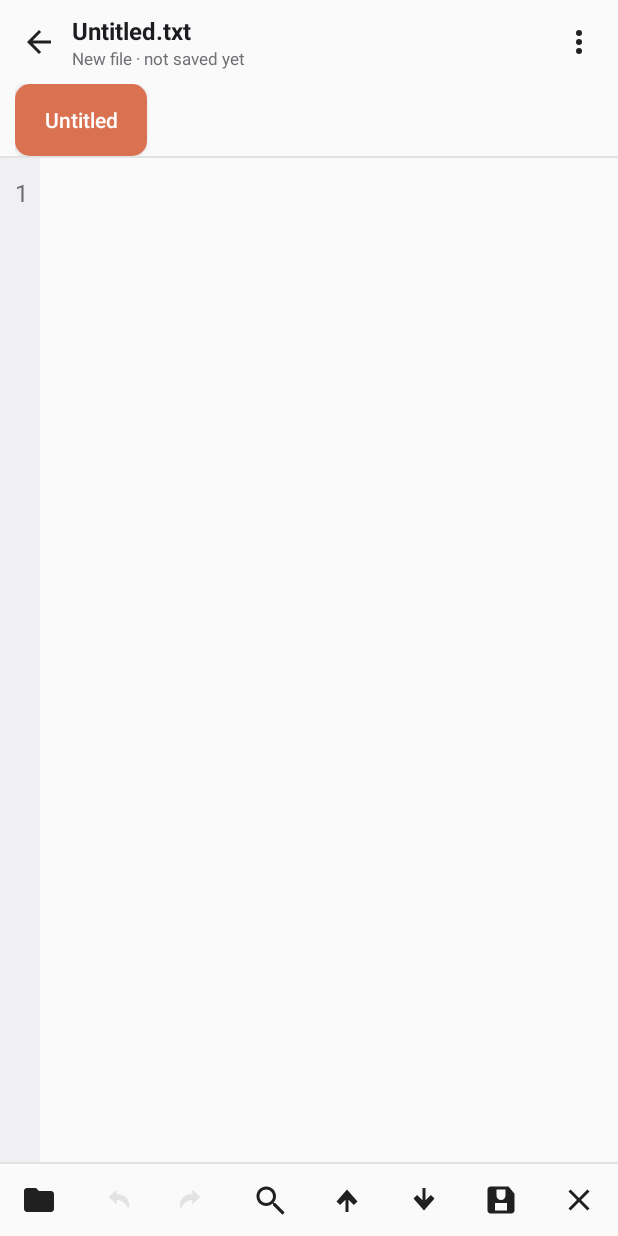
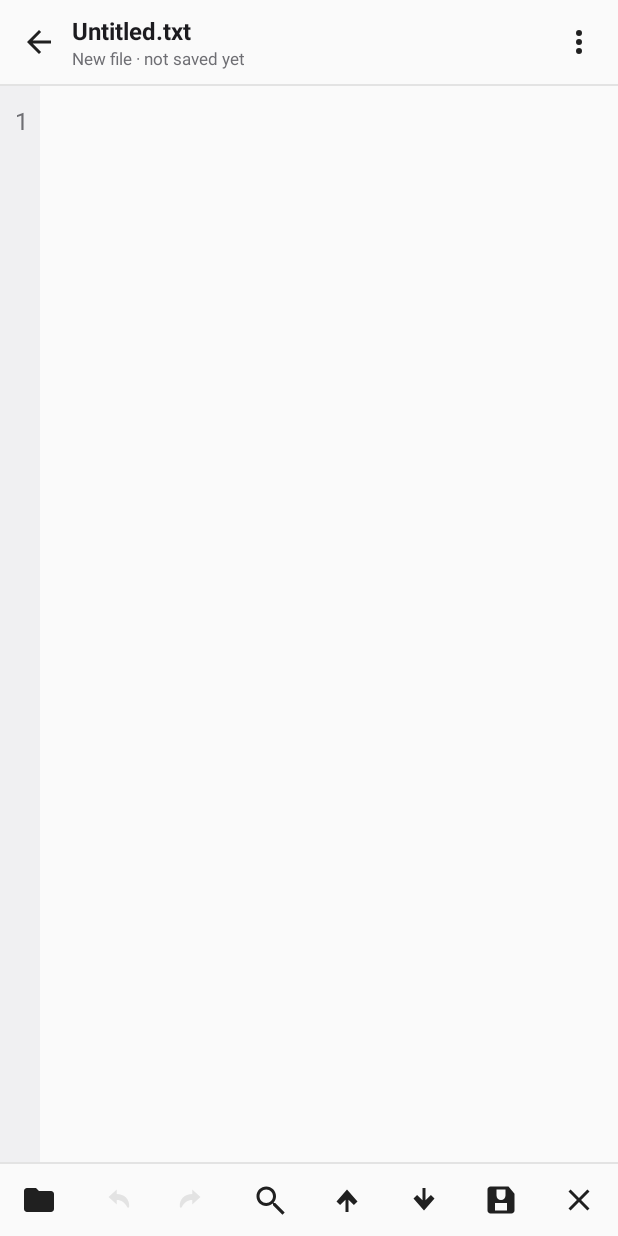
Before and after one commit to kiaashkan/EditNote, an Android app: the EditorActivity screen opened directly, with no data from a screen before it, on a phone screen of 412 x 824 dp. Run offline under Robolectric (Android 15) with nearby library versions, the phone set to English and light mode, and no system bars.

Commit message:
EditNote v1.0.2 — smaller adaptive icon glyph, + speed dial instead of sheet, slim editor tabs (hidden for a single file)

```diff
--- a/app/build.gradle.kts
+++ b/app/build.gradle.kts
@@ -11,8 +11,8 @@ android {
         applicationId = "com.kiaashkan.editnote"
         minSdk = 26
         targetSdk = 34
-        versionCode = 2
-        versionName = "1.0.1"
+        versionCode = 3
+        versionName = "1.0.2"
     }
 
     buildTypes {
--- a/app/src/main/java/com/kiaashkan/editnote/EditorActivity.kt
+++ b/app/src/main/java/com/kiaashkan/editnote/EditorActivity.kt
@@ -400,20 +400,48 @@ class EditorActivity : Activity() {
         val signature = docs.joinToString("|") { "${it.name}:${it.dirty}" } + "@$active"
         if (signature == lastTabSignature) return
         lastTabSignature = signature
+        // The tab strip only earns its space with more than one file open;
+        // a single giant chip under the title was the "orange brick" KiA
+        // flagged as ugly. With one document the header already names it.
+        (tabStrip.parent as? View)?.visibility =
+            if (docs.size > 1) View.VISIBLE else View.GONE
         tabStrip.removeAllViews()
         val density = resources.displayMetrics.density
         docs.forEachIndexed { index, doc ->
-            val chip = Button(this).apply {
-                text = (if (doc.dirty) "* " else "") + doc.name.removeSuffix(".txt")
-                isAllCaps = false
+            val isActive = index == active
+            val fg = if (isActive) palette.onAccent else palette.textPrimary
+            val chip = LinearLayout(this).apply {
+                orientation = LinearLayout.HORIZONTAL
+                gravity = Gravity.CENTER_VERTICAL
+                background = palette.chipDrawable(isActive, density)
                 setPadding(
-                    (14 * density).toInt(), (6 * density).toInt(),
-                    (14 * density).toInt(), (6 * density).toInt()
+                    (12 * density).toInt(), (7 * density).toInt(),
+                    if (isActive) (6 * density).toInt() else (12 * density).toInt(),
+                    (7 * density).toInt()
                 )
-                background = palette.chipDrawable(index == active, density)
-                setTextColor(
-                    if (index == active) palette.onAccent else palette.textPrimary
-                )
+                val nameView = TextView(this@EditorActivity).apply {
+                    text = (if (doc.dirty) "• " else "") +
+                        doc.name.removeSuffix(".txt")
+                    textSize = 13.5f
+                    setTextColor(fg)
+                    isSingleLine = true
+                    ellipsize = android.text.TextUtils.TruncateAt.END
+                    maxWidth = (170 * density).toInt()
+                }
+                addView(nameView)
+                if (isActive) {
+                    val closeView = TextView(this@EditorActivity).apply {
+                        text = "✕"
+                        textSize = 11f
+                        setTextColor(fg)
+                        setPadding(
+                            (8 * density).toInt(), 0,
+                            (5 * density).toInt(), 0
+                        )
+                        setOnClickListener { closeTab(index) }
+                    }
+                    addView(closeView)
+                }
                 setOnClickListener { switchTo(index) }
                 setOnLongClickListener {
                     closeTab(index)
@@ -425,15 +453,6 @@ class EditorActivity : Activity() {
                 LinearLayout.LayoutParams.WRAP_CONTENT
             ).apply { marginEnd = (8 * density).toInt() }
             tabStrip.addView(chip, params)
-        }
-        if (docs.size > 1) {
-            val hint = TextView(this).apply {
-                text = "  long-press a tab to close it"
-                setTextColor(palette.textSecondary)
-                textSize = 11f
-                gravity = Gravity.CENTER_VERTICAL
-            }
-            tabStrip.addView(hint)
         }
     }
 
--- a/app/src/main/res/layout/activity_editor.xml
+++ b/app/src/main/res/layout/activity_editor.xml
@@ -68,7 +68,9 @@
             android:layout_height="wrap_content"
             android:orientation="horizontal"
             android:paddingStart="10dp"
-            android:paddingEnd="10dp" />
+            android:paddingTop="6dp"
+            android:paddingEnd="10dp"
+            android:paddingBottom="6dp" />
     </HorizontalScrollView>
 
     <View
--- a/app/src/main/res/layout/activity_settings.xml
+++ b/app/src/main/res/layout/activity_settings.xml
@@ -290,7 +290,7 @@
             android:layout_height="wrap_content"
             android:layout_marginTop="10dp"
             android:lineSpacingMultiplier="1.3"
-            android:text="EditNote 1.0.1\nA small, offline text editor.\nNo ads. No internet. Files stay on your device, where you put them.\nMade by KiA."
+            android:text="EditNote 1.0.2\nA small, offline text editor.\nNo ads. No internet. Files stay on your device, where you put them.\nMade by KiA."
             android:textSize="14sp" />
     </LinearLayout>
 </ScrollView>
```
Also changed, not shown: app/src/main/java/com/kiaashkan/editnote/MainActivity.kt (+63 -53 lines), app/src/main/res/layout/activity_main.xml (+71 -0 lines), app/src/main/res/values/themes.xml (+0 -7 lines), 2 other files.
